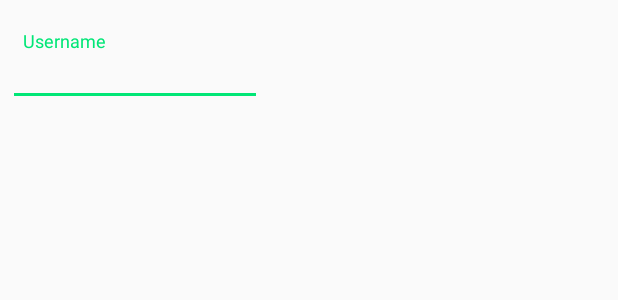
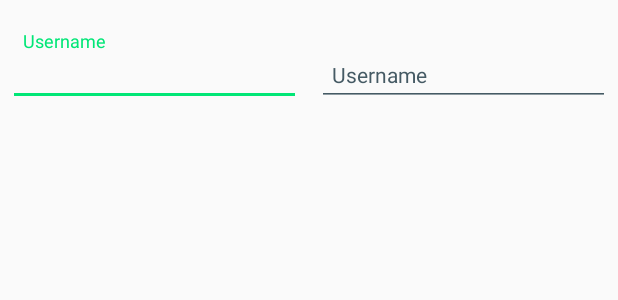
Before and after one commit to krysseltillada/Spotter-Repo, an Android app: the layout sign_up_fragment.xml on its own in the app's theme, with its tools: preview values and no code run, on a phone screen of 412 x 824 dp. Shown: the top 300 px of the screen. Run offline under Robolectric (Android 15) with nearby library versions, the light colour scheme and no system bars.

Commit message:
Merge branch 'im_senpai'
sadasd

```diff
--- a/Spotter/app/src/main/res/layout/content_home.xml
+++ b/Spotter/app/src/main/res/layout/content_home.xml
@@ -45,8 +45,19 @@
                 android:id="@+id/frameLayout"
                 android:layout_width="match_parent"
                 android:layout_height="match_parent" >
+            <!--
+                <android.support.v7.widget.Toolbar
+                    android:id="@+id/toolbar"
+                    android:layout_width="match_parent"
+                    android:layout_height="wrap_content"
+                    android:layout_alignParentTop="true"
+                    android:background="?attr/colorPrimary"
+                    android:elevation="6dp"
+                    android:minHeight="52dp"
+                    android:theme="@style/ThemeOverlay.AppCompat.Dark.ActionBar"
+                    app:popupTheme="@style/ThemeOverlay.AppCompat.Light" /> -->
 
-              <android.support.v4.view.ViewPager
+                <android.support.v4.view.ViewPager
                     android:id="@+id/pager"
                     android:layout_width="match_parent"
                     android:layout_height="270dp"
@@ -66,4 +77,4 @@
             </FrameLayout>
 
         </LinearLayout>
-</ScrollView>
+    </ScrollView>
--- a/Spotter/app/src/main/res/layout/sign_in_fragment.xml
+++ b/Spotter/app/src/main/res/layout/sign_in_fragment.xml
@@ -21,7 +21,7 @@
             android:imeOptions="actionNext"
             android:singleLine="true"
             android:digits="qwertyuiopasdfghjklzxcvbnmQWERTYUIOPASDFGHJKLZXCVBNM 123567890_@."
-            android:textColor="@color/white" />
+            android:textColor="@color/gray" />
 
     </android.support.design.widget.TextInputLayout>
 
@@ -45,7 +45,7 @@
             android:singleLine="true"
             android:imeOptions="actionGo"
             android:digits="qwertyuiopasdfghjklzxcvbnmQWERTYUIOPASDFGHJKLZXCVBNM 123567890_"
-            android:textColor="@color/white" />
+            android:textColor="@color/gray" />
 
     </android.support.design.widget.TextInputLayout>
 
--- a/Spotter/app/src/main/res/layout/sign_up_fragment.xml
+++ b/Spotter/app/src/main/res/layout/sign_up_fragment.xml
@@ -1,17 +1,23 @@
 <?xml version="1.0" encoding="utf-8"?>
-<FrameLayout xmlns:android="http://schemas.android.com/apk/res/android"
+<RelativeLayout xmlns:android="http://schemas.android.com/apk/res/android"
     android:layout_width="match_parent"
     android:layout_height="wrap_content" >
 
+    <LinearLayout
+        android:layout_width="match_parent"
+        android:layout_height="wrap_content"
+        android:orientation="horizontal">
+
         <android.support.design.widget.TextInputLayout
-        android:id="@+id/wew"
-        android:layout_width="180dp"
+            android:id="@+id/fname_wrapper"
+            android:layout_width="0dp"
+            android:layout_weight="1"
             android:layout_height="wrap_content"
             android:layout_marginTop="15dp"
             android:padding="5dp"
             android:theme="@style/TextInputLayoutTheme" >
             <EditText
-            android:id="@+id/wew1"
+                android:id="@+id/fname"
                 android:layout_width="match_parent"
                 android:layout_height="wrap_content"
                 android:hint="@string/login_username"
@@ -20,9 +26,35 @@
                 android:imeOptions="actionNext"
                 android:singleLine="true"
                 android:digits="qwertyuiopasdfghjklzxcvbnmQWERTYUIOPASDFGHJKLZXCVBNM 123567890_@."
-            android:textColor="@color/white" />
+                android:textColor="@color/gray" />
+
+        </android.support.design.widget.TextInputLayout>
+
+        <android.support.design.widget.TextInputLayout
+            android:id="@+id/lname_wrapper"
+            android:layout_width="0dp"
+            android:layout_weight="1"
+            android:layout_height="wrap_content"
+            android:layout_marginTop="15dp"
+            android:padding="5dp"
+            android:theme="@style/TextInputLayoutTheme" >
+            <EditText
+                android:id="@+id/lname"
+                android:layout_width="match_parent"
+                android:layout_height="wrap_content"
+                android:hint="@string/login_username"
+                android:textSize="14sp"
+                android:padding="10dp"
+                android:imeOptions="actionNext"
+                android:singleLine="true"
+                android:digits="qwertyuiopasdfghjklzxcvbnmQWERTYUIOPASDFGHJKLZXCVBNM 123567890_@."
+                android:textColor="@color/gray" />
 
         </android.support.design.widget.TextInputLayout>
 
 
-</FrameLayout>
+    </LinearLayout>
+
+
+
+</RelativeLayout>
```
Lines whose indentation alone changed are shown as unchanged.
